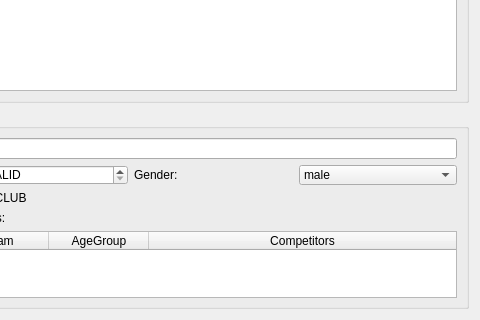
This is modules/competitorlist/competitorlistwidget.ui in MrApe/OpenCompetition as Qt 5 draws it before an edit; both pictures show x 95 to 575 and y 180 to 500 of the 575 by 500 pixel window. The edited form follows.
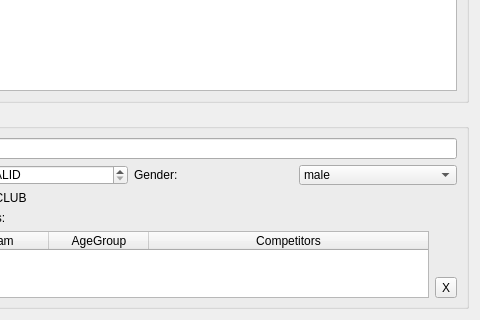
This is the edited form. Icons and pictures are not drawn.

The edit to the form file:
```diff
--- a/modules/competitorlist/competitorlistwidget.ui
+++ b/modules/competitorlist/competitorlistwidget.ui
@@ -215,6 +215,34 @@
           </column>
          </widget>
         </item>
+        <item>
+         <layout class="QVBoxLayout" name="verticalLayout_3">
+          <item>
+           <spacer name="verticalSpacer">
+            <property name="orientation">
+             <enum>Qt::Vertical</enum>
+            </property>
+            <property name="sizeHint" stdset="0">
+             <size>
+              <width>20</width>
+              <height>40</height>
+             </size>
+            </property>
+           </spacer>
+          </item>
+          <item>
+           <widget class="QToolButton" name="toolButton">
+            <property name="text">
+             <string>X</string>
+            </property>
+            <property name="icon">
+             <iconset resource="../../ressources.qrc">
+              <normaloff>:/ui/icons/images/icons/delete_x_64.png</normaloff>:/ui/icons/images/icons/delete_x_64.png</iconset>
+            </property>
+           </widget>
+          </item>
+         </layout>
+        </item>
        </layout>
       </item>
      </layout>
```
Left out of the diff: 81 changed lines with no effect on the pictures.
